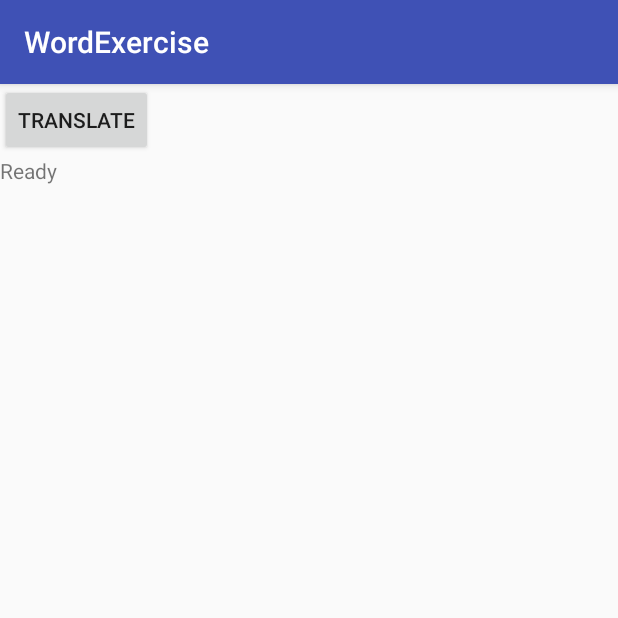
After one commit to tong9433/wordExercise, an Android app: the TranslateActivity screen opened directly, with no data from a screen before it, on a phone screen of 412 x 824 dp, the top half of it. The commit adds this screen. Run offline under Robolectric (Android 15) with nearby library versions, the phone set to English and light mode, and no system bars.

Commit message:
translate

```diff
--- a/app/build.gradle
+++ b/app/build.gradle
@@ -21,6 +21,7 @@ android {
 }
 
 
+
 dependencies {
     compile fileTree(include: ['*.jar'], dir: 'libs')
     androidTestCompile('com.android.support.test.espresso:espresso-core:2.2.2', {
@@ -28,6 +29,7 @@ dependencies {
     })
     compile files('libs/jxl.jar')
     compile 'com.android.support:appcompat-v7:25.1.0'
+    compile 'com.naver.speech.clientapi:naverspeech-sdk-android:1.1.2'
+    compile 'com.android.support.constraint:constraint-layout:1.0.2'
     testCompile 'junit:junit:4.12'
-    compile 'com.naver.speech.clientapi:naverspeech-sdk-android:1.1.2'
 }
--- a/app/src/main/AndroidManifest.xml
+++ b/app/src/main/AndroidManifest.xml
@@ -1,6 +1,7 @@
 <?xml version="1.0" encoding="utf-8"?>
 <manifest xmlns:android="http://schemas.android.com/apk/res/android"
     package="com.example.ryu.wordexercise">
+    <uses-permission android:name="android.permission.INTERNET" />
 
     <application
         android:name=".MyApplication"
@@ -16,6 +17,7 @@
                 <category android:name="android.intent.category.LAUNCHER" />
             </intent-filter>
         </activity>
+        <activity android:name=".TranslateActivity"></activity>
     </application>
 
 </manifest>
--- /dev/null
+++ b/app/src/main/java/com/example/ryu/wordexercise/TranslateActivity.java
@@ -0,0 +1,35 @@
+package com.example.ryu.wordexercise;
+
+import android.os.Bundle;
+import android.support.v7.app.AppCompatActivity;
+import android.view.View;
+import android.widget.Button;
+import android.widget.TextView;
+
+public class TranslateActivity extends AppCompatActivity {
+    Button bt_translate;
+    TextView txt_translated;
+
+    String testText;
+    String translatedText;
+
+    @Override
+    protected void onCreate(Bundle savedInstanceState) {
+        super.onCreate(savedInstanceState);
+        setContentView(R.layout.activity_translate);
+
+        bt_translate = (Button)findViewById(R.id.TransButton);
+        txt_translated = (TextView)findViewById(R.id.TransText);
+
+        bt_translate.setOnClickListener(new View.OnClickListener() {
+            @Override
+            public void onClick(View view) {
+                Translator tr = Translator.getInstance();
+
+                testText = "감사합니다";
+                translatedText = tr.translate(testText);
+                txt_translated.setText(translatedText);
+            }
+        });
+    }
+}
--- /dev/null
+++ b/app/src/main/res/layout/activity_translate.xml
@@ -0,0 +1,25 @@
+<?xml version="1.0" encoding="utf-8"?>
+<LinearLayout xmlns:android="http://schemas.android.com/apk/res/android"
+    xmlns:app="http://schemas.android.com/apk/res-auto"
+    xmlns:tools="http://schemas.android.com/tools"
+    android:orientation="vertical"
+    android:layout_width="match_parent"
+    android:layout_height="match_parent"
+    tools:context="com.example.ryu.wordexercise.TranslateActivity">
+
+    <Button
+        android:id="@+id/TransButton"
+        android:layout_width="wrap_content"
+        android:layout_height="wrap_content"
+        android:text="Translate"
+        tools:layout_editor_absoluteX="148dp"
+        tools:layout_editor_absoluteY="355dp" />
+
+    <TextView
+        android:id="@+id/TransText"
+        android:layout_width="wrap_content"
+        android:layout_height="wrap_content"
+        android:text="Ready"
+        tools:layout_editor_absoluteX="162dp"
+        tools:layout_editor_absoluteY="268dp" />
+</LinearLayout>
```
Also changed, not shown: app/src/main/java/com/example/ryu/wordexercise/MainActivity.java (+23 -14 lines), app/src/main/java/com/example/ryu/wordexercise/Translator.java (added, +90 -0 lines).
